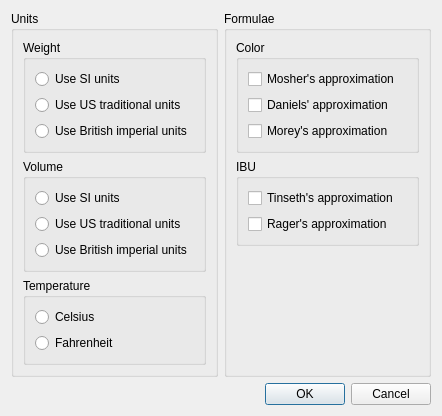
Before: the Qt Designer form ui/optionsDialog.ui in Brewtarget/brewtarget, drawn with Qt 5.
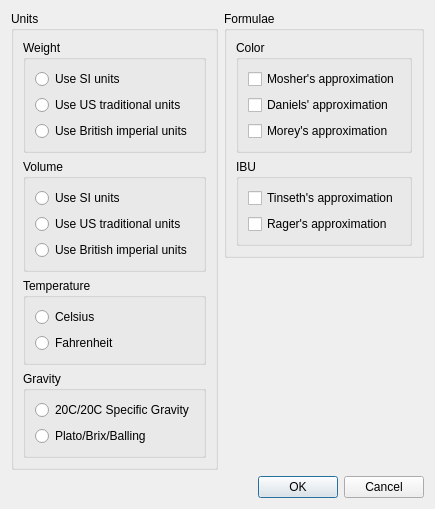
After: the same form once the commit is applied.

Commit message: Added ability to display plato. Fixes issue 3002490.

```diff
--- a/ui/optionsDialog.ui
+++ b/ui/optionsDialog.ui
@@ -6,16 +6,16 @@
    <rect>
     <x>0</x>
     <y>0</y>
-    <width>442</width>
-    <height>407</height>
+    <width>418</width>
+    <height>493</height>
    </rect>
   </property>
   <property name="windowTitle">
    <string>Options</string>
   </property>
-  <layout class="QVBoxLayout" name="verticalLayout">
+  <layout class="QVBoxLayout" name="verticalLayout_10">
    <item>
-    <layout class="QHBoxLayout" name="horizontalLayout_2">
+    <layout class="QHBoxLayout" name="horizontalLayout">
      <item>
       <widget class="QGroupBox" name="groupBox">
        <property name="title">
@@ -105,6 +105,29 @@
           </layout>
          </widget>
         </item>
+        <item>
+         <widget class="QGroupBox" name="groupBox_5">
+          <property name="title">
+           <string>Gravity</string>
+          </property>
+          <layout class="QVBoxLayout" name="verticalLayout_9">
+           <item>
+            <widget class="QRadioButton" name="radioButton_sg">
+             <property name="text">
+              <string>20C/20C Specific Gravity</string>
+             </property>
+            </widget>
+           </item>
+           <item>
+            <widget class="QRadioButton" name="radioButton_plato">
+             <property name="text">
+              <string>Plato/Brix/Balling</string>
+             </property>
+            </widget>
+           </item>
+          </layout>
+         </widget>
+        </item>
         <item>
          <spacer name="verticalSpacer_2">
           <property name="orientation">
@@ -122,6 +145,8 @@
       </widget>
      </item>
      <item>
+      <layout class="QVBoxLayout" name="verticalLayout">
+       <item>
       <widget class="QGroupBox" name="groupBox_2">
        <property name="title">
         <string>Formulae</string>
@@ -180,6 +205,9 @@
           </layout>
          </widget>
         </item>
+         </layout>
+        </widget>
+       </item>
         <item>
          <spacer name="verticalSpacer">
           <property name="orientation">
@@ -194,7 +222,6 @@
          </spacer>
         </item>
        </layout>
-      </widget>
      </item>
     </layout>
    </item>
```
Lines whose indentation alone changed are shown as unchanged. The commit also changes 10 other files.
